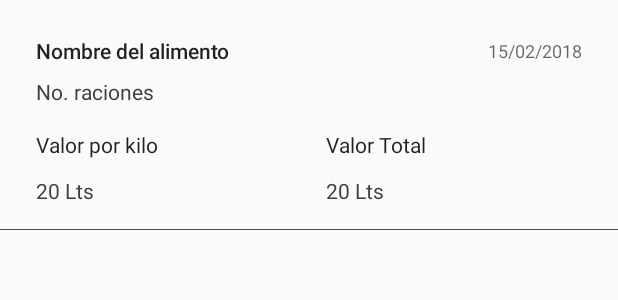
After one commit to mutkan/GankoResources, an Android app: the layout template_feed_bovine.xml on its own in the app's theme, with its tools: preview values and no code run, on a phone screen of 412 x 824 dp. The commit adds this screen. Shown: the top 300 px of the screen. Run offline under Robolectric (Android 15) with nearby library versions, the phone set to English and light mode, and no system bars.

Commit message:
Template feed bovine complete

```diff
--- a/app/build.gradle
+++ b/app/build.gradle
@@ -34,6 +34,7 @@ dependencies {
     implementation "org.jetbrains.kotlin:kotlin-stdlib-jre7:$kotlin_version"
     implementation "com.android.support:appcompat-v7:$support_version"
     implementation 'com.android.support.constraint:constraint-layout:1.0.2'
+    implementation 'com.android.support:support-v4:26.1.0'
     testImplementation 'junit:junit:4.12'
     androidTestImplementation 'com.android.support.test:runner:1.0.1'
     androidTestImplementation 'com.android.support.test.espresso:espresso-core:3.0.1'
--- a/app/src/main/res/layout/activity_menu.xml
+++ b/app/src/main/res/layout/activity_menu.xml
@@ -39,8 +39,8 @@
         tools:listitem="@layout/template_menu" />
 
    <include
-       layout="@layout/activity_filters"
-       android:layout_width="200dp"
+       layout="@layout/fragment_filter"
+       android:layout_width="@dimen/filter_width"
        android:layout_height="match_parent"
        android:layout_gravity="end"/>
 
--- /dev/null
+++ b/app/src/main/res/layout/template_feed_bovine.xml
@@ -0,0 +1,108 @@
+<?xml version="1.0" encoding="utf-8"?>
+<android.support.constraint.ConstraintLayout
+    xmlns:android="http://schemas.android.com/apk/res/android"
+    xmlns:app="http://schemas.android.com/apk/res-auto"
+    xmlns:tools="http://schemas.android.com/tools"
+    android:layout_width="match_parent"
+    android:layout_height="match_parent">
+
+    <TextView
+        android:id="@+id/feed_name"
+        android:layout_width="0dp"
+        android:layout_height="wrap_content"
+        android:layout_marginEnd="32dp"
+        android:layout_marginStart="24dp"
+        android:layout_marginTop="24dp"
+        android:text="TextView"
+        app:layout_constraintEnd_toStartOf="@+id/feed_date"
+        app:layout_constraintStart_toStartOf="parent"
+        app:layout_constraintTop_toTopOf="parent"
+        tools:text="@string/feed_name"
+        style="@style/TextAppearance.AppCompat.Body2"/>
+
+    <TextView
+        android:id="@+id/feed_date"
+        style="@style/TextAppearance.AppCompat.Caption"
+        android:layout_width="wrap_content"
+        android:layout_height="wrap_content"
+        android:layout_marginEnd="24dp"
+        android:layout_marginTop="24dp"
+        app:layout_constraintBottom_toBottomOf="@+id/feed_name"
+        app:layout_constraintEnd_toEndOf="parent"
+        app:layout_constraintTop_toTopOf="parent"
+        tools:text="15/02/2018" />
+
+    <TextView
+        android:id="@+id/feed_rations"
+        style="@style/Base.TextAppearance.AppCompat.Body1"
+        android:layout_width="wrap_content"
+        android:layout_height="wrap_content"
+        android:layout_marginStart="24dp"
+        android:layout_marginTop="8dp"
+        android:text="TextView"
+        android:textColor="@color/menu_button"
+        app:layout_constraintStart_toStartOf="parent"
+        app:layout_constraintTop_toBottomOf="@+id/feed_name"
+        tools:text="No. raciones" />
+
+    <TextView
+        android:id="@+id/text26"
+        style="@style/TextAppearance.AppCompat.Body1"
+        android:layout_width="wrap_content"
+        android:layout_height="wrap_content"
+        android:layout_marginStart="24dp"
+        android:layout_marginTop="16dp"
+        android:text="TextView"
+        app:layout_constraintStart_toStartOf="parent"
+        app:layout_constraintTop_toBottomOf="@+id/feed_rations"
+        tools:text="@string/feed_kile_value" />
+
+    <TextView
+        android:id="@+id/feed_kile_value"
+        android:layout_width="wrap_content"
+        android:layout_height="wrap_content"
+        android:layout_marginStart="24dp"
+        android:layout_marginTop="11dp"
+        android:text="TextView"
+        app:layout_constraintStart_toStartOf="parent"
+        app:layout_constraintTop_toBottomOf="@+id/text26"
+        style="@style/TextAppearance.AppCompat.Body1"
+        android:textColor="@color/menu_button"
+        tools:text="20 Lts"/>
+
+    <TextView
+        android:id="@+id/textView27"
+        style="@style/TextAppearance.AppCompat.Body1"
+        android:layout_width="wrap_content"
+        android:layout_height="wrap_content"
+        android:layout_marginEnd="24dp"
+        android:layout_marginStart="8dp"
+        android:text="TextView"
+        app:layout_constraintBottom_toBottomOf="@+id/text26"
+        app:layout_constraintEnd_toEndOf="parent"
+        app:layout_constraintStart_toEndOf="@+id/text26"
+        tools:text="@string/feed_total_value" />
+
+    <TextView
+        android:id="@+id/feed_total_value"
+        android:layout_width="wrap_content"
+        android:layout_height="wrap_content"
+        android:text="TextView"
+        app:layout_constraintBottom_toBottomOf="@+id/feed_kile_value"
+        app:layout_constraintStart_toStartOf="@+id/textView27"
+        style="@style/TextAppearance.AppCompat.Body1"
+        android:textColor="@color/menu_button"
+        tools:text="20 Lts"/>
+
+    <ImageView
+        android:id="@+id/imageView4"
+        android:layout_width="0dp"
+        android:layout_height="0.5dp"
+        android:layout_marginTop="16dp"
+        app:layout_constraintEnd_toEndOf="parent"
+        app:layout_constraintStart_toStartOf="parent"
+        app:layout_constraintTop_toBottomOf="@+id/feed_total_value"
+        app:srcCompat="@color/menu_button_light" />
+
+
+</android.support.constraint.ConstraintLayout>
--- a/app/src/main/res/values/dimens.xml
+++ b/app/src/main/res/values/dimens.xml
@@ -11,4 +11,5 @@
     <dimen name="farm_name">20sp</dimen>
     <dimen name="menu_section_name">15sp</dimen>
     <dimen name="filter_margin">20dp</dimen>
+    <dimen name="filter_width">200dp</dimen>
 </resources>
--- a/app/src/main/res/values/strings.xml
+++ b/app/src/main/res/values/strings.xml
@@ -155,4 +155,11 @@
     <string name="filter_diagnosis">En diagnóstico</string>
     <string name="filter_weaning">Destete</string>
     <string name="filter_retired">Retirados</string>
+
+    <!-- TODO: Remove or change this placeholder text -->
+    <string name="hello_blank_fragment">Hello blank fragment</string>
+    <string name="feed_name">Nombre del alimento</string>
+    <string name="feed_date">Fecha del alimento</string>
+    <string name="feed_kile_value">Valor por kilo</string>
+    <string name="feed_total_value">Valor Total</string>
 </resources>
```
Also changed, not shown: app/src/main/java/com/example/cristian/myapplication/FilterFragment.kt (added, +63 -0 lines), app/src/main/res/layout/activity_filters.xml (deleted, +0 -162 lines), app/src/main/res/layout/fragment_filter.xml (added, +161 -0 lines).
